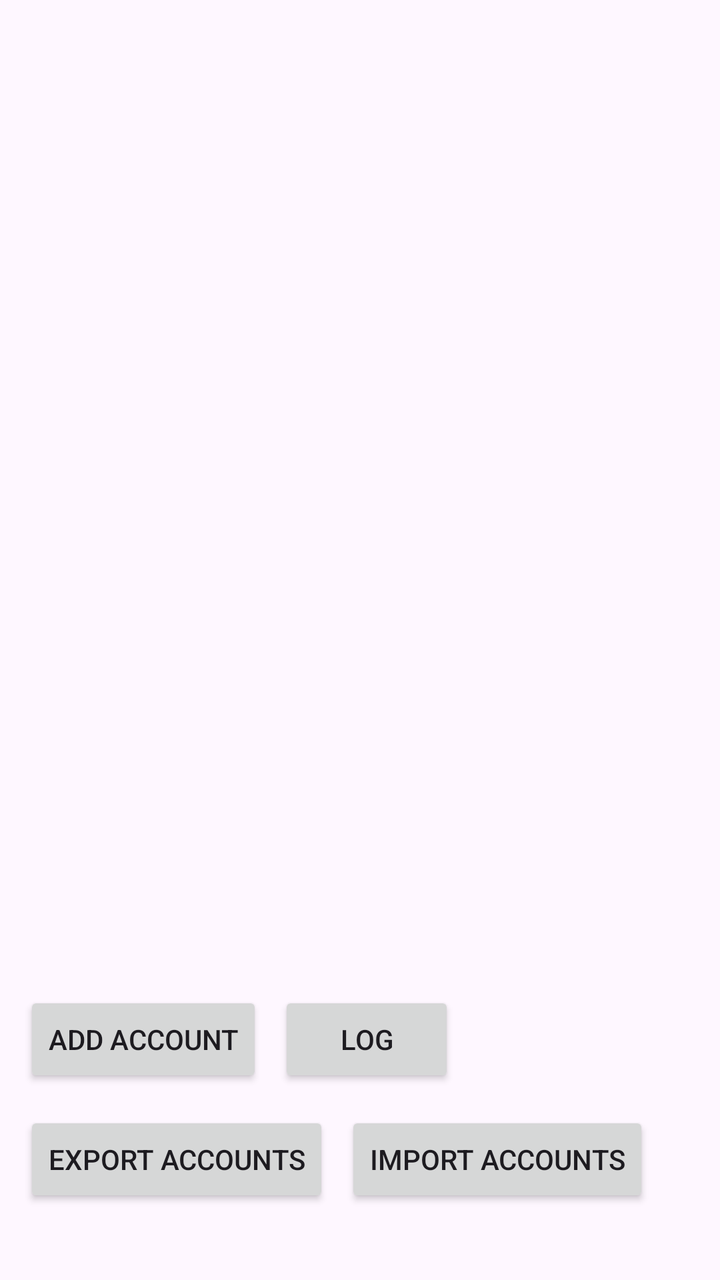
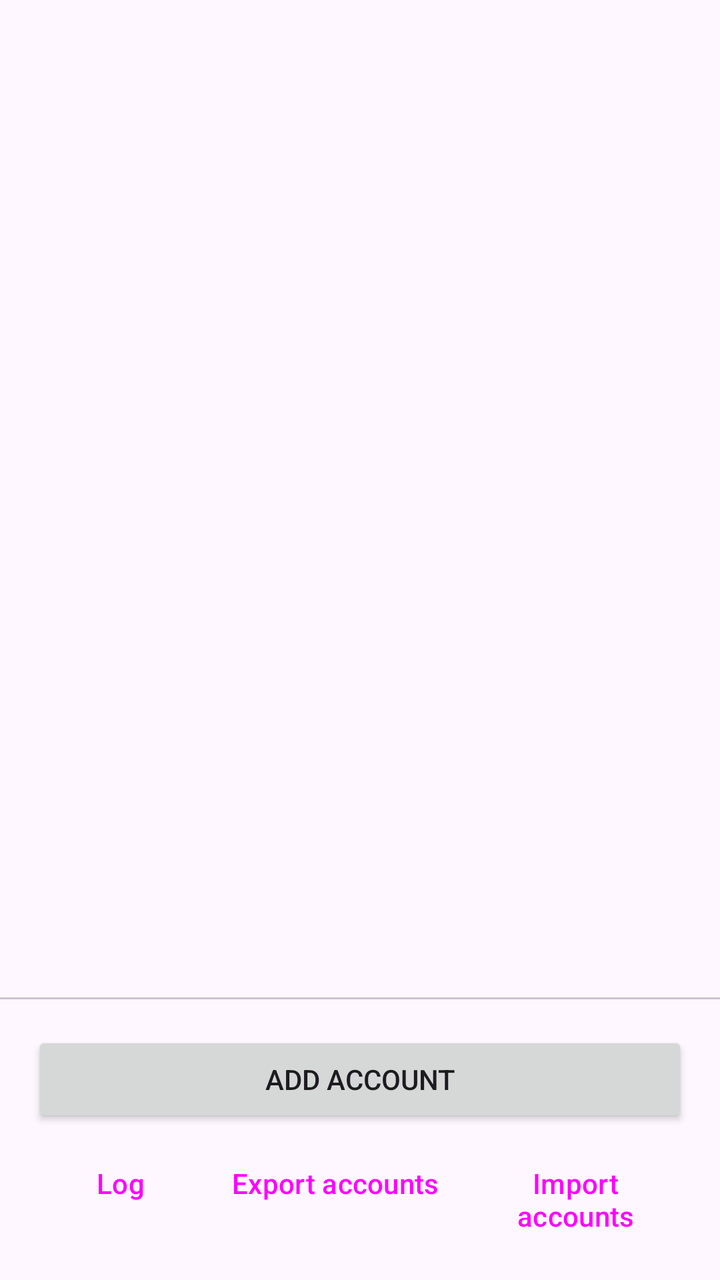

Compare the two renders of this Android layout. The source of the first and the diff that turns it into the second are given below.
<!-- AndroidManifest.xml: application theme Theme.DavProvider -->
<!-- res/layout/activity_settings.xml -->
<?xml version="1.0" encoding="utf-8"?>
<LinearLayout xmlns:android="http://schemas.android.com/apk/res/android"
    android:id="@+id/settings_root"
    android:layout_width="match_parent"
    android:layout_height="match_parent"
    android:fitsSystemWindows="true"
    android:orientation="vertical">

    <ScrollView
        android:id="@+id/settings_scroll"
        android:layout_width="match_parent"
        android:layout_height="0dp"
        android:layout_weight="1"
        android:fillViewport="true">

        <LinearLayout
            android:layout_width="match_parent"
            android:layout_height="wrap_content"
            android:orientation="vertical"
            android:padding="16dp">

            <TextView
                android:id="@+id/settings_empty"
                android:layout_width="match_parent"
                android:layout_height="wrap_content"
                android:text="@string/settings_empty"
                android:textAppearance="?attr/textAppearanceBodyMedium"
                android:visibility="gone" />

            <LinearLayout
                android:id="@+id/accounts_container"
                android:layout_width="match_parent"
                android:layout_height="wrap_content"
                android:orientation="vertical" />

        </LinearLayout>
    </ScrollView>

    <LinearLayout
        android:layout_width="match_parent"
        android:layout_height="wrap_content"
        android:orientation="horizontal"
        android:padding="12dp">

        <Button
            android:id="@+id/add_account"
            android:layout_width="wrap_content"
            android:layout_height="wrap_content"
            android:text="@string/add_account" />

        <Button
            android:id="@+id/view_log"
            android:layout_width="wrap_content"
            android:layout_height="wrap_content"
            android:layout_marginStart="8dp"
            android:text="@string/log" />

    </LinearLayout>

    <LinearLayout
        android:layout_width="match_parent"
        android:layout_height="wrap_content"
        android:orientation="horizontal"
        android:paddingStart="12dp"
        android:paddingEnd="12dp"
        android:paddingBottom="12dp">

        <Button
            android:id="@+id/export_accounts"
            android:layout_width="wrap_content"
            android:layout_height="wrap_content"
            android:text="@string/export_accounts" />

        <Button
            android:id="@+id/import_accounts"
            android:layout_width="wrap_content"
            android:layout_height="wrap_content"
            android:layout_marginStart="8dp"
            android:text="@string/import_accounts" />

    </LinearLayout>

    
    <TextView
        android:id="@+id/settings_version"
        android:layout_width="match_parent"
        android:layout_height="wrap_content"
        android:gravity="center_horizontal"
        android:paddingBottom="8dp"
        android:textAppearance="?attr/textAppearanceBodySmall"
        android:textColor="?attr/colorOnSurfaceVariant" />

</LinearLayout>
<!-- resources referenced by this layout -->
<resources>
  <string name="add_account">Add account</string>
  <string name="export_accounts">Export accounts</string>
  <string name="import_accounts">Import accounts</string>
  <string name="log">Log</string>
  <string name="settings_empty">No accounts yet. Add one to sync a server into this device.</string>
  <style name="Theme.DavProvider" parent="Theme.Material3.DayNight.NoActionBar">
          <item name="android:windowLightStatusBar">true</item>
          <item name="android:windowLightNavigationBar">true</item>
      </style>
</resources>

<!-- the commit's change to res/layout/activity_settings.xml (unified diff, before → after) -->
@@ -36,47 +36,55 @@
         </LinearLayout>
     </ScrollView>
 
-    <LinearLayout
+    
+    <com.google.android.material.divider.MaterialDivider
         android:layout_width="match_parent"
-        android:layout_height="wrap_content"
-        android:orientation="horizontal"
-        android:padding="12dp">
-
-        <Button
-            android:id="@+id/add_account"
-            android:layout_width="wrap_content"
-            android:layout_height="wrap_content"
-            android:text="@string/add_account" />
-
-        <Button
-            android:id="@+id/view_log"
-            android:layout_width="wrap_content"
-            android:layout_height="wrap_content"
-            android:layout_marginStart="8dp"
-            android:text="@string/log" />
-
-    </LinearLayout>
+        android:layout_height="wrap_content" />
 
     <LinearLayout
         android:layout_width="match_parent"
         android:layout_height="wrap_content"
-        android:orientation="horizontal"
-        android:paddingStart="12dp"
-        android:paddingEnd="12dp"
-        android:paddingBottom="12dp">
+        android:orientation="vertical"
+        android:paddingStart="16dp"
+        android:paddingTop="16dp"
+        android:paddingEnd="16dp">
 
+        
         <Button
-            android:id="@+id/export_accounts"
+            android:id="@+id/add_account"
+            android:layout_width="match_parent"
+            android:layout_height="wrap_content"
+            android:text="@string/add_account" />
+
+        
+        <LinearLayout
             android:layout_width="wrap_content"
             android:layout_height="wrap_content"
-            android:text="@string/export_accounts" />
+            android:layout_gravity="center_horizontal"
+            android:layout_marginTop="4dp"
+            android:orientation="horizontal">
 
-        <Button
-            android:id="@+id/import_accounts"
-            android:layout_width="wrap_content"
-            android:layout_height="wrap_content"
-            android:layout_marginStart="8dp"
-            android:text="@string/import_accounts" />
+            <Button
+                android:id="@+id/view_log"
+                style="?attr/borderlessButtonStyle"
+                android:layout_width="wrap_content"
+                android:layout_height="wrap_content"
+                android:text="@string/log" />
+
+            <Button
+                android:id="@+id/export_accounts"
+                style="?attr/borderlessButtonStyle"
+                android:layout_width="wrap_content"
+                android:layout_height="wrap_content"
+                android:text="@string/export_accounts" />
+
+            <Button
+                android:id="@+id/import_accounts"
+                style="?attr/borderlessButtonStyle"
+                android:layout_width="wrap_content"
+                android:layout_height="wrap_content"
+                android:text="@string/import_accounts" />
+        </LinearLayout>
 
     </LinearLayout>
 
